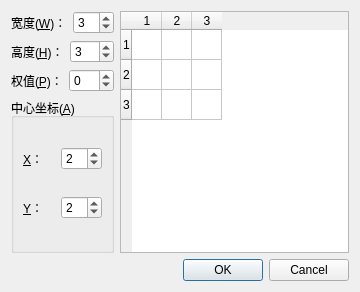
This is convolutiondialog.ui in NFWSA/ImageProc as Qt 5 draws it before an edit. The edited form follows.
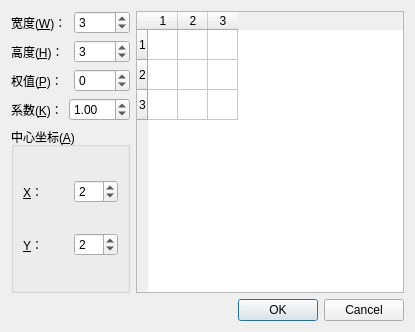
This is the edited form.

The edit to the form file:
```diff
--- a/convolutiondialog.ui
+++ b/convolutiondialog.ui
@@ -6,8 +6,8 @@
    <rect>
     <x>0</x>
     <y>0</y>
-    <width>360</width>
-    <height>292</height>
+    <width>415</width>
+    <height>332</height>
    </rect>
   </property>
   <property name="windowTitle">
@@ -96,6 +96,33 @@
          </item>
         </layout>
        </item>
+       <item>
+        <layout class="QHBoxLayout" name="horizontalLayout_7">
+         <item>
+          <widget class="QLabel" name="_kLab">
+           <property name="text">
+            <string>系数(&amp;K)：</string>
+           </property>
+           <property name="buddy">
+            <cstring>_kEdit</cstring>
+           </property>
+          </widget>
+         </item>
+         <item>
+          <widget class="QDoubleSpinBox" name="_kEdit">
+           <property name="minimum">
+            <double>-10.000000000000000</double>
+           </property>
+           <property name="maximum">
+            <double>10.000000000000000</double>
+           </property>
+           <property name="value">
+            <double>1.000000000000000</double>
+           </property>
+          </widget>
+         </item>
+        </layout>
+       </item>
        <item>
         <widget class="QGroupBox" name="groupBox">
          <property name="title">
```
Left out of the diff: 3 changed lines with no effect on the pictures.
